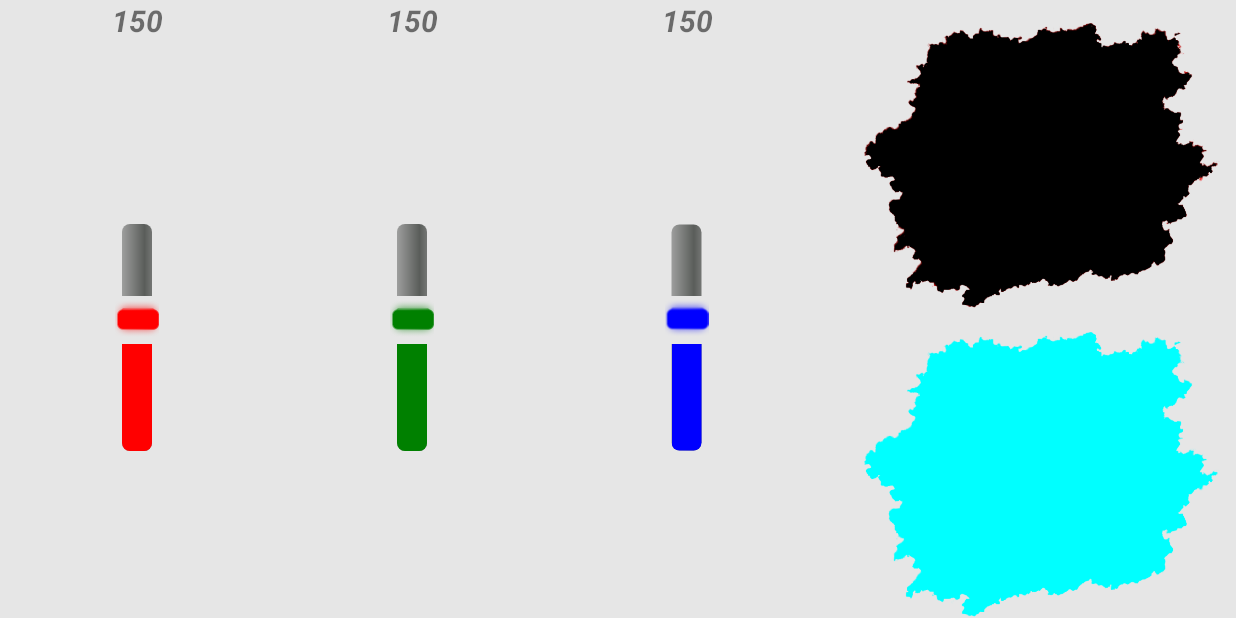
After one commit to elenkamir/gamesforkids, an Android app: the Game4Activity screen opened directly, with no data from a screen before it, on a phone screen of 824 x 412 dp (held sideways). The commit adds this screen. Run offline under Robolectric (Android 15) with nearby library versions, the phone set to English and light mode, and no system bars.

Commit message:
Игра4: первые наброски по дизайну, изменение значений seekBar'ов

```diff
--- a/app/src/main/AndroidManifest.xml
+++ b/app/src/main/AndroidManifest.xml
@@ -22,6 +22,10 @@
             android:screenOrientation="landscape"></activity>
         <activity android:name="ru.gamesforkids.gamesforkids.Game2Activity"
             android:screenOrientation="landscape"></activity>
+
+
+        <activity android:name="ru.gamesforkids.gamesforkids.Game4Activity"
+            android:screenOrientation="landscape"></activity>
     </application>
 
 </manifest>
--- /dev/null
+++ b/app/src/main/java/ru/gamesforkids/gamesforkids/Game4Activity.java
@@ -0,0 +1,82 @@
+package ru.gamesforkids.gamesforkids;
+
+import android.content.pm.ActivityInfo;
+import android.os.Bundle;
+import android.os.Handler;
+import android.support.v4.content.ContextCompat;
+import android.support.v7.app.AppCompatActivity;
+import android.view.View;
+import android.widget.ImageButton;
+import android.widget.ImageView;
+import android.widget.SeekBar;
+import android.widget.TextView;
+
+import java.util.ArrayList;
+import java.util.Collections;
+import java.util.Random;
+
+
+public class Game4Activity extends AppCompatActivity {
+    ImageView imgResult,imgTask;
+    TextView txRed,txBlue,txGreen;
+    private SeekBar redSeekBar, greenSeekBar, blueSeekBar;
+
+                @Override
+                protected void onCreate(Bundle savedInstanceState) {
+                    super.onCreate(savedInstanceState);
+                    setContentView(R.layout.activity_game4);
+                    setRequestedOrientation(ActivityInfo.SCREEN_ORIENTATION_LANDSCAPE);
+
+
+                    imgResult = (ImageView) findViewById(R.id.imgResult);
+                    imgTask = (ImageView) findViewById(R.id.imgTask);
+
+                    txRed = (TextView) findViewById(R.id.txRed);
+                    txGreen = (TextView) findViewById(R.id.txGreen);
+                    txBlue = (TextView) findViewById(R.id.txBlue);
+
+                    redSeekBar = (SeekBar) findViewById(R.id.seekBarRed);
+                    greenSeekBar = (SeekBar) findViewById(R.id.seekBarGreen);
+                    blueSeekBar = (SeekBar) findViewById(R.id.seekBarBlue);
+                    updateBackground();
+
+                    redSeekBar.setOnSeekBarChangeListener(seekBarChangeListener);
+                    greenSeekBar.setOnSeekBarChangeListener(seekBarChangeListener);
+                    blueSeekBar.setOnSeekBarChangeListener(seekBarChangeListener);
+
+
+//для проверки - нормально заполняет
+                    imgTask.setColorFilter(0xff00ffff);
+
+                }
+
+    private SeekBar.OnSeekBarChangeListener seekBarChangeListener = new SeekBar.OnSeekBarChangeListener() {
+        @Override
+        public void onProgressChanged(SeekBar seekBar, int progress, boolean fromUser) {
+            updateBackground();
+        }
+
+        @Override
+        public void onStartTrackingTouch(SeekBar seekBar) {
+
+        }
+
+        @Override
+        public void onStopTrackingTouch(SeekBar seekBar) {
+
+        }
+    };
+
+                //изменение значений бегунков
+    private void updateBackground() {
+        int redValue, greenValue, blueValue;
+        redValue = redSeekBar.getProgress();
+        greenValue = greenSeekBar.getProgress();
+        blueValue = blueSeekBar.getProgress();
+
+        txRed.setText(Integer.toString(redValue));
+        txGreen.setText(Integer.toString(greenValue));
+        txBlue.setText(Integer.toString(blueValue));
+
+    }
+}
--- a/app/src/main/java/ru/gamesforkids/gamesforkids/MainActivity.java
+++ b/app/src/main/java/ru/gamesforkids/gamesforkids/MainActivity.java
@@ -11,7 +11,7 @@ import android.widget.Button;
 
 
 public class MainActivity extends AppCompatActivity implements  View.OnClickListener {
-    Button Game1,Game2;
+    Button Game1,Game2,Game3,Game4;
 
     @Override
     protected void onCreate(Bundle savedInstanceState) {
@@ -22,8 +22,12 @@ public class MainActivity extends AppCompatActivity implements  View.OnClickList
 //две кнопки для перехода на игры
         Game1 =  findViewById(R.id.btnGame1);
         Game2 =  findViewById(R.id.btnGame2);
+        Game3 =  findViewById(R.id.btnGame3);
+        Game4 =  findViewById(R.id.btnGame4);
         Game1.setOnClickListener(this);
         Game2.setOnClickListener(this);
+        Game3.setOnClickListener(this);
+        Game4.setOnClickListener(this);
     }
 
     @Override
@@ -37,6 +41,14 @@ public class MainActivity extends AppCompatActivity implements  View.OnClickList
                 Intent intent2 = new Intent(this, Game2Activity.class);
                 startActivity(intent2);
                 break;
+         /*   case R.id.btnGame3:
+                Intent intent3 = new Intent(this, Game3Activity.class);
+                startActivity(intent3);
+                break;*/
+            case R.id.btnGame4:
+                Intent intent4 = new Intent(this, Game4Activity.class);
+                startActivity(intent4);
+                break;
             default:
                 break;
         }
--- /dev/null
+++ b/app/src/main/res/layout/activity_game4.xml
@@ -0,0 +1,126 @@
+<?xml version="1.0" encoding="utf-8"?>
+<LinearLayout xmlns:android="http://schemas.android.com/apk/res/android"
+    xmlns:app="http://schemas.android.com/apk/res-auto"
+    xmlns:tools="http://schemas.android.com/tools"
+    android:layout_width="match_parent"
+    android:layout_height="match_parent"
+    android:background="@color/silver"
+    android:orientation="horizontal"
+    tools:context="ru.gamesforkids.gamesforkids.Game4Activity">
+
+    <LinearLayout
+        android:layout_width="match_parent"
+        android:layout_height="match_parent"
+        android:layout_weight="1"
+        android:orientation="horizontal">
+
+        <LinearLayout
+            android:layout_width="match_parent"
+            android:layout_height="match_parent"
+            android:layout_weight="1"
+            android:orientation="vertical">
+
+            <TextView
+                android:id="@+id/txRed"
+                android:layout_width="match_parent"
+                android:layout_height="match_parent"
+                android:layout_weight="10"
+                android:text="150"
+                android:textAlignment="center"
+                android:textSize="20sp"
+                android:textStyle="bold|italic" />
+
+            <SeekBar
+                android:id="@+id/seekBarRed"
+                style="@android:style/Widget.SeekBar"
+                android:layout_width="match_parent"
+                android:layout_height="match_parent"
+                android:layout_weight="1"
+                android:max="255"
+                android:progress="150"
+                android:progressTint="@color/red"
+                android:rotation="270"
+                android:thumbTint="@color/red" />
+        </LinearLayout>
+
+        <LinearLayout
+            android:layout_width="match_parent"
+            android:layout_height="match_parent"
+            android:layout_weight="1"
+            android:orientation="vertical">
+
+            <TextView
+                android:id="@+id/txGreen"
+                android:layout_width="match_parent"
+                android:layout_height="match_parent"
+                android:layout_weight="10"
+                android:text="150"
+                android:textAlignment="center"
+                android:textSize="20sp"
+                android:textStyle="bold|italic" />
+
+            <SeekBar
+                android:id="@+id/seekBarGreen"
+                style="@android:style/Widget.SeekBar"
+                android:layout_width="match_parent"
+                android:layout_height="match_parent"
+                android:layout_weight="1"
+                android:max="255"
+                android:progress="150"
+                android:progressTint="@color/green"
+                android:rotation="270"
+                android:thumbTint="@color/green" />
+        </LinearLayout>
+
+        <LinearLayout
+            android:layout_width="match_parent"
+            android:layout_height="match_parent"
+            android:layout_weight="1"
+            android:orientation="vertical">
+
+            <TextView
+                android:id="@+id/txBlue"
+                android:layout_width="match_parent"
+                android:layout_height="match_parent"
+                android:layout_weight="10"
+                android:text="150"
+                android:textAlignment="center"
+                android:textSize="20sp"
+                android:textStyle="bold|italic" />
+
+            <SeekBar
+                android:id="@+id/seekBarBlue"
+                style="@android:style/Widget.SeekBar"
+                android:layout_width="match_parent"
+                android:layout_height="match_parent"
+                android:layout_weight="1"
+                android:max="255"
+                android:progress="150"
+                android:progressTint="@color/blue"
+                android:rotation="270"
+                android:thumbTint="@color/blue" />
+        </LinearLayout>
+    </LinearLayout>
+
+    <LinearLayout
+        android:layout_width="match_parent"
+        android:layout_height="match_parent"
+        android:layout_weight="2"
+        android:orientation="vertical">
+
+        <ImageView
+            android:id="@+id/imgResult"
+            android:layout_width="wrap_content"
+            android:layout_height="wrap_content"
+            android:layout_weight="1"
+            app:srcCompat="@drawable/kraska" />
+
+        <ImageView
+            android:id="@+id/imgTask"
+            android:layout_width="wrap_content"
+            android:layout_height="wrap_content"
+            android:layout_weight="1"
+            app:srcCompat="@drawable/kraska" />
+    </LinearLayout>
+
+</LinearLayout>
--- a/app/src/main/res/layout/activity_main.xml
+++ b/app/src/main/res/layout/activity_main.xml
@@ -28,16 +28,10 @@
             <LinearLayout
                 android:layout_width="match_parent"
                 android:layout_height="match_parent"
-                android:layout_weight="3"
+                android:layout_weight="1"
                 android:orientation="vertical">
 
-            </LinearLayout>
 
-            <LinearLayout
-                android:layout_width="match_parent"
-                android:layout_height="match_parent"
-                android:layout_weight="1"
-                android:orientation="vertical">
 
                 <LinearLayout
                     android:layout_width="match_parent"
@@ -67,14 +61,35 @@
                         android:layout_weight="1"
                         android:text="GAME 2"
                         android:textSize="22sp" />
+
                 </LinearLayout>
-
                 <LinearLayout
                     android:layout_width="match_parent"
                     android:layout_height="match_parent"
                     android:layout_weight="1"
                     android:orientation="horizontal">
 
+                    <Button
+                        android:id="@+id/btnGame3"
+                        android:layout_width="match_parent"
+                        android:layout_height="match_parent"
+                        android:layout_weight="1"
+                        android:text="GAME 3"
+                        android:textSize="22sp" />
+                </LinearLayout>
+                <LinearLayout
+                    android:layout_width="match_parent"
+                    android:layout_height="match_parent"
+                    android:layout_weight="1"
+                    android:orientation="horizontal">
+
+                    <Button
+                        android:id="@+id/btnGame4"
+                        android:layout_width="match_parent"
+                        android:layout_height="match_parent"
+                        android:layout_weight="1"
+                        android:text="GAME 4"
+                        android:textSize="22sp" />
                 </LinearLayout>
 
             </LinearLayout>
```
Also changed, not shown: app/src/main/res/drawable/kraska.png (added).
